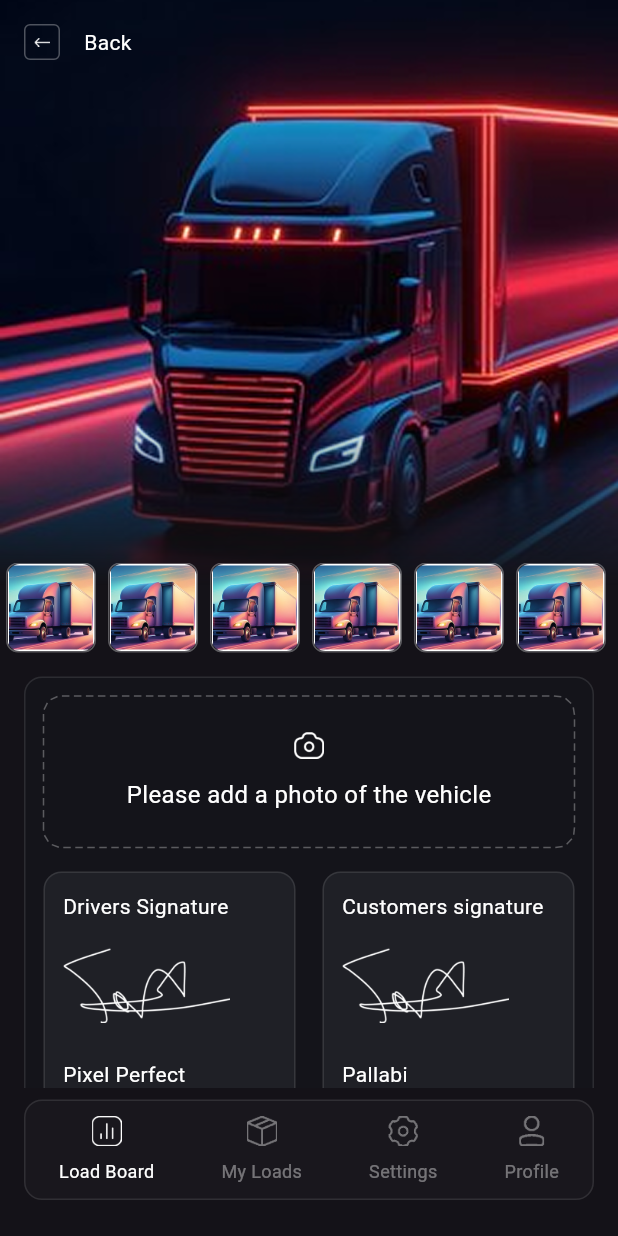
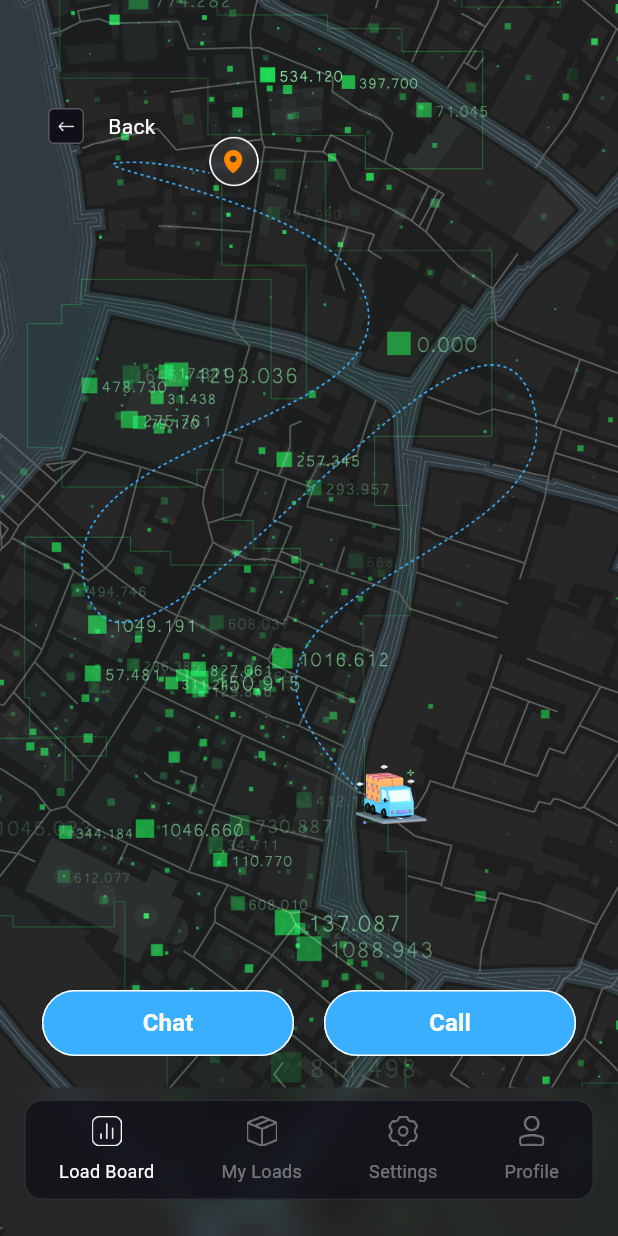
Before and after one commit to mahfuj-ahmed-jim/transport_application_demo, a Flutter app: the InspectionScreen screen opened by its route, after a tap on "Start pickup inspection", on a phone screen of 412 x 824 dp. Run offline on Flutter 3.47's test engine with Material 3 defaults, Android fonts, the light colour scheme and no system bars.

Commit message:
feat: Map Page

```diff
--- a/lib/pages/driver_manual_screen.dart
+++ b/lib/pages/driver_manual_screen.dart
@@ -21,6 +21,7 @@ class _DriverManualScreenState extends State<DriverManualScreen> {
 
     return Scaffold(
       extendBodyBehindAppBar: true,
+      extendBody: true,
       appBar: const CustomAppbar(),
       body: Stack(
         children: [
--- a/lib/pages/inspection_screen.dart
+++ b/lib/pages/inspection_screen.dart
@@ -1,7 +1,7 @@
 import 'package:flutter/material.dart';
 import 'package:transport_application/pages/driver_manual_screen.dart';
 import 'package:transport_application/pages/order_details_screen.dart';
-import 'package:transport_application/pages/pickup_form_screen.dart';
+import 'package:transport_application/pages/tracking_screen.dart';
 import 'package:transport_application/widgets/button.dart';
 import 'package:transport_application/widgets/custom_appbar.dart';
 import 'package:transport_application/widgets/custom_navigationbar.dart';
@@ -89,7 +89,7 @@ class _InspectionScreenState extends State<InspectionScreen> {
                     text: 'Start pickup inspection',
                     type: ButtonType.red,
                     onPressed: () => {
-                      Navigator.pushNamed(context, PickUpFormScreen.routeName),
+                      Navigator.pushNamed(context, TrackingScreen.routeName),
                     },
                   ),
                 ],
--- a/lib/pages/load_board_screen.dart
+++ b/lib/pages/load_board_screen.dart
@@ -19,7 +19,7 @@ class _LoadBoardScreenState extends State<LoadBoardScreen> {
     {
       'orderName': 'Order 1',
       'status': 'In Progress',
-      'statusColor': Color(0xFF3AAFFF),
+      'statusColor': const Color(0xFF3AAFFF),
       'pickupLocation': 'Glendale, CA 91020',
       'miles': '51,6',
       'dropoffLocation': 'Anaheim, CA 92801',
@@ -29,7 +29,7 @@ class _LoadBoardScreenState extends State<LoadBoardScreen> {
     {
       'orderName': 'Order 2',
       'status': 'Completed',
-      'statusColor': Color(0xFF4CAF50),
+      'statusColor': const Color(0xFF4CAF50),
       'pickupLocation': 'Los Angeles, CA 90001',
       'miles': '120,4',
       'dropoffLocation': 'San Diego, CA 92101',
@@ -39,7 +39,7 @@ class _LoadBoardScreenState extends State<LoadBoardScreen> {
     {
       'orderName': 'Order 3',
       'status': 'In Progress',
-      'statusColor': Color(0xFF3AAFFF),
+      'statusColor': const Color(0xFF3AAFFF),
       'pickupLocation': 'Glendale, CA 91020',
       'miles': '51,6',
       'dropoffLocation': 'Anaheim, CA 92801',
@@ -81,6 +81,7 @@ class _LoadBoardScreenState extends State<LoadBoardScreen> {
   @override
   Widget build(BuildContext context) {
     return Scaffold(
+      extendBody: true,
       appBar: const CustomAppbar(),
       body: SingleChildScrollView(
         child: Padding(
--- a/lib/pages/order_details_screen.dart
+++ b/lib/pages/order_details_screen.dart
@@ -20,6 +20,7 @@ class _OrderDetailsScreenState extends State<OrderDetailsScreen> {
 
     return Scaffold(
       extendBodyBehindAppBar: true,
+      extendBody: true,
       appBar: const CustomAppbar(),
       body: Stack(
         children: [
--- a/lib/pages/pickup_form_screen.dart
+++ b/lib/pages/pickup_form_screen.dart
@@ -1,6 +1,5 @@
 import 'package:flutter/material.dart';
 import 'package:transport_application/pages/driver_manual_screen.dart';
-import 'package:transport_application/pages/order_details_screen.dart';
 import 'package:transport_application/widgets/button.dart';
 import 'package:transport_application/widgets/custom_appbar.dart';
 import 'package:transport_application/widgets/custom_navigationbar.dart';
@@ -23,6 +22,7 @@ class _PickUpFormScreenState extends State<PickUpFormScreen> {
 
     return Scaffold(
       extendBodyBehindAppBar: true,
+      extendBody: true,
       appBar: const CustomAppbar(),
       body: Stack(
         children: [
--- /dev/null
+++ b/lib/pages/tracking_screen.dart
@@ -0,0 +1,107 @@
+import 'package:flutter/material.dart';
+import 'package:transport_application/widgets/button.dart';
+import 'package:transport_application/widgets/custom_navigationbar.dart';
+
+class TrackingScreen extends StatefulWidget {
+  static const routeName = 'tracking';
+  const TrackingScreen({super.key});
+
+  @override
+  State<TrackingScreen> createState() => _TrackingScreenState();
+}
+
+class _TrackingScreenState extends State<TrackingScreen> {
+  int _selectedIndex = 0;
+
+  @override
+  Widget build(BuildContext context) {
+    return Scaffold(
+      extendBodyBehindAppBar: true,
+      extendBody: true,
+      body: Stack(
+        children: [
+          Positioned.fill(
+            child: Image.asset(
+              'assets/images/map.png', // Replace with your image path
+              fit: BoxFit.cover, // Ensures the image covers the entire screen
+            ),
+          ),
+          Positioned(
+            top: 56,
+            left: 16,
+            child: GestureDetector(
+              onTap: () {
+                 Navigator.pop(context);
+              },
+              child: Row(
+                children: [
+                  Container(
+                    margin: const EdgeInsets.all(16),
+                    width: 24,
+                    height: 24,
+                    decoration: BoxDecoration(
+                      color: const Color(0xFF101018),
+                      borderRadius: BorderRadius.circular(4),
+                      border: Border.all(
+                        color: Colors.white.withOpacity(0.3),
+                        width: 1,
+                      ),
+                    ),
+                    child: Center(
+                      child: Image.asset(
+                        'assets/images/back_button.png',
+                        width: 11,
+                        height: 6,
+                      ),
+                    ),
+                  ),
+                  const Text(
+                    'Back',
+                    style: TextStyle(
+                      fontSize: 14,
+                      color: Colors.white,
+                    ),
+                  ),
+                ],
+              ),
+            ),
+          ),
+          Positioned(
+            bottom: 120,
+            left: 28,
+            right: 28,
+            child: Row(
+              mainAxisAlignment: MainAxisAlignment.spaceBetween,
+              children: [
+                SizedBox(
+                  width: (MediaQuery.of(context).size.width - 76) / 2,
+                  child: Button(
+                    text: 'Chat',
+                    type: ButtonType.blue,
+                    onPressed: () {},
+                  ),
+                ),
+                SizedBox(
+                  width: (MediaQuery.of(context).size.width - 76) / 2,
+                  child: Button(
+                    text: 'Call',
+                    type: ButtonType.blue,
+                    onPressed: () {},
+                  ),
+                ),
+              ],
+            ),
+          ),
+        ],
+      ),
+      bottomNavigationBar: CustomBottomNavigationBar(
+        selectedIndex: _selectedIndex,
+        onItemSelected: (index) {
+          setState(() {
+            _selectedIndex = index;
+          });
+        },
+      ),
+    );
+  }
+}
--- a/lib/route.dart
+++ b/lib/route.dart
@@ -7,6 +7,7 @@ import 'package:transport_application/pages/login_screen.dart';
 import 'package:transport_application/pages/order_details_screen.dart';
 import 'package:transport_application/pages/pickup_form_screen.dart';
 import 'package:transport_application/pages/register_screen.dart';
+import 'package:transport_application/pages/tracking_screen.dart';
 import 'package:transport_application/pages/welcome_screen.dart';
 
 Route<dynamic> generateRoute(RouteSettings settings) {
@@ -56,6 +57,11 @@ Route<dynamic> generateRoute(RouteSettings settings) {
         builder: (context) => const PickUpFormScreen(),
       );
 
+    case TrackingScreen.routeName:
+      return MaterialPageRoute(
+        builder: (context) => const TrackingScreen(),
+      );
+
     default:
       return MaterialPageRoute(
         builder: (context) => const WelcomeScreen(),
--- a/lib/widgets/custom_navigationbar.dart
+++ b/lib/widgets/custom_navigationbar.dart
@@ -1,3 +1,4 @@
+import 'dart:ui';
 import 'package:flutter/material.dart';
 
 class CustomBottomNavigationBar extends StatelessWidget {
@@ -12,11 +13,15 @@ class CustomBottomNavigationBar extends StatelessWidget {
 
   @override
   Widget build(BuildContext context) {
-    return Container(
+    return ClipRRect(
+      borderRadius: BorderRadius.circular(12), // Ensures the blur respects the border radius
+      child: BackdropFilter(
+        filter: ImageFilter.blur(sigmaX: 10, sigmaY: 10), // Adds the blur effect
+        child: Container(
           margin: const EdgeInsets.only(top: 8, left: 16, right: 16, bottom: 24),
           padding: const EdgeInsets.symmetric(vertical: 10),
           decoration: BoxDecoration(
-        color: Colors.white.withOpacity(0.02),
+            color: const Color(0xFF101018).withOpacity(0.8), // Semi-transparent background
             borderRadius: BorderRadius.circular(12),
             border: Border.all(
               color: Colors.white.withOpacity(0.1),
@@ -52,6 +57,8 @@ class CustomBottomNavigationBar extends StatelessWidget {
               ),
             ],
           ),
+        ),
+      ),
     );
   }
 
```
Also changed, not shown: assets/images/map.png (added). Lines whose indentation alone changed are shown as unchanged.
